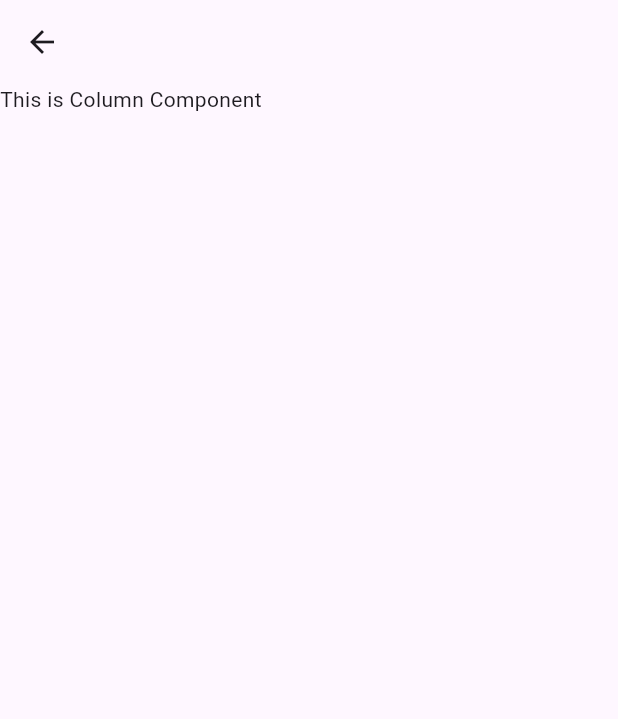
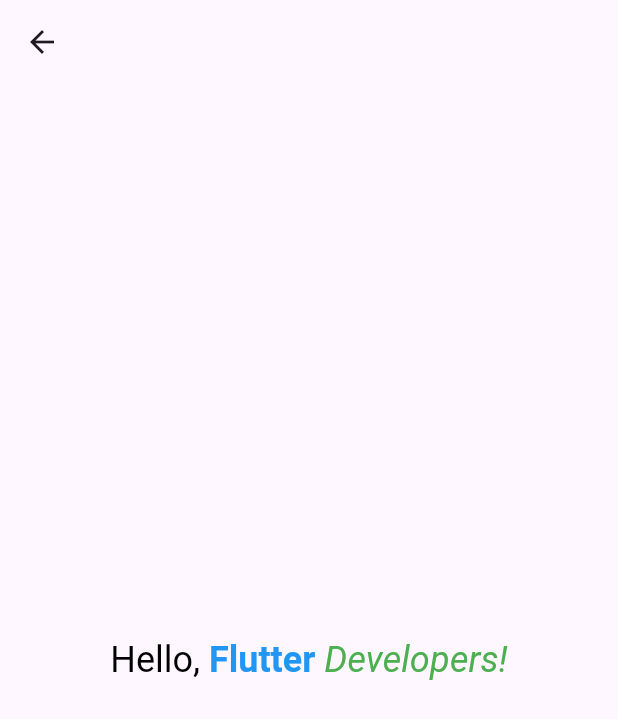
Before and after one commit to moritejas/flutter_widgets, a Flutter app: the RichTextComponent screen opened directly, on a phone screen of 412 x 824 dp. Shown: the top 719 px of the screen. Run offline on Flutter 3.47's test engine with Material 3 defaults, Android fonts, the phone set to English and light mode, and no system bars; our stand-ins replace cached_network_image, carousel_slider, expandable, flip_card, get; missing offline and left inert: swipeable_card_stack.

Commit message:
RichText Component

```diff
--- a/lib/Componant/rich_text.dart
+++ b/lib/Componant/rich_text.dart
@@ -8,8 +8,26 @@ class RichTextComponent extends StatelessWidget {
     return Scaffold(
       appBar: AppBar(
       ),
-      body: const Text("This is Column Component"),
-
+      body:Center(
+        child: RichText(
+          text: const TextSpan(
+            text: 'Hello, ',
+            style: TextStyle(fontSize: 24, color: Colors.black),
+            children: <TextSpan>[
+              TextSpan(
+                text: 'Flutter',
+                style: TextStyle(
+                    fontWeight: FontWeight.bold, color: Colors.blue),
+              ),
+              TextSpan(
+                text: ' Developers!',
+                style: TextStyle(
+                    fontStyle: FontStyle.italic, color: Colors.green),
+              ),
+            ],
+          ),
+        ),
+      ),
     );
   }
 }
```
